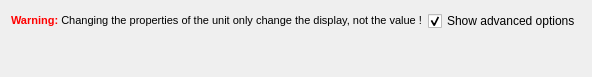
Above: Modules/Loadable/Units/Resources/UI/qSlicerUnitsSettingsPanel.ui from Slicer/SlicerGitSVNArchive before the change. Below: the same form after it.
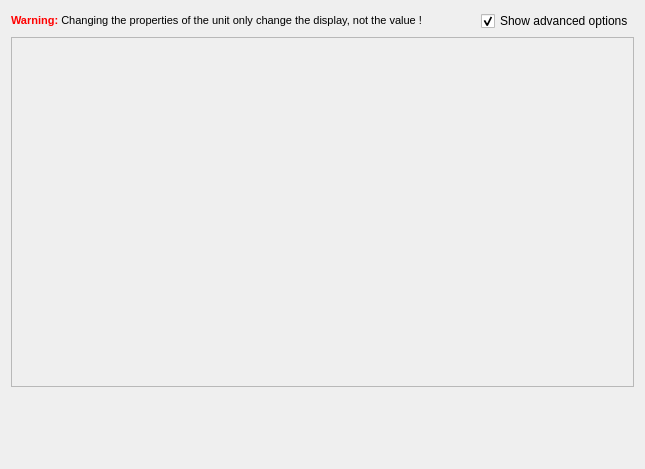
That is the form after the change. Custom widgets are drawn as their Qt base class.

Commit message: adding-extra-units-support

What changed in the file:
```diff
--- a/Modules/Loadable/Units/Resources/UI/qSlicerUnitsSettingsPanel.ui
+++ b/Modules/Loadable/Units/Resources/UI/qSlicerUnitsSettingsPanel.ui
@@ -6,8 +6,8 @@
    <rect>
     <x>0</x>
     <y>0</y>
-    <width>166</width>
-    <height>77</height>
+    <width>645</width>
+    <height>469</height>
    </rect>
   </property>
   <property name="windowTitle">
@@ -51,11 +51,51 @@
      </property>
     </widget>
    </item>
+   <item row="1" column="0" colspan="2">
+    <widget class="QScrollArea" name="scrollArea">
+     <property name="sizePolicy">
+      <sizepolicy hsizetype="Expanding" vsizetype="Fixed">
+       <horstretch>0</horstretch>
+       <verstretch>0</verstretch>
+      </sizepolicy>
+     </property>
+     <property name="minimumSize">
+      <size>
+       <width>0</width>
+       <height>350</height>
+      </size>
+     </property>
+     <property name="horizontalScrollBarPolicy">
+      <enum>Qt::ScrollBarAlwaysOff</enum>
+     </property>
+     <property name="widgetResizable">
+      <bool>true</bool>
+     </property>
+     <widget class="QWidget" name="scrollAreaWidgetContents">
+      <property name="geometry">
+       <rect>
+        <x>0</x>
+        <y>0</y>
+        <width>629</width>
+        <height>346</height>
+       </rect>
+      </property>
+      <layout class="QVBoxLayout" name="verticalLayout">
+       <item>
+        <layout class="QVBoxLayout" name="QuantitiesLayout"/>
+       </item>
+      </layout>
+     </widget>
+    </widget>
+   </item>
    <item row="2" column="0" colspan="2">
     <spacer name="verticalSpacer">
      <property name="orientation">
       <enum>Qt::Vertical</enum>
      </property>
+     <property name="sizeType">
+      <enum>QSizePolicy::Expanding</enum>
+     </property>
      <property name="sizeHint" stdset="0">
       <size>
        <width>20</width>
@@ -64,9 +104,6 @@
      </property>
     </spacer>
    </item>
-   <item row="1" column="0" colspan="2">
-    <layout class="QVBoxLayout" name="QuantitiesLayout"/>
-   </item>
   </layout>
  </widget>
  <customwidgets>
```
The commit also changes 3 other files.
